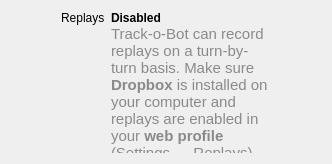
The window that src/ReplaysWidget.ui (stevschmid/track-o-bot) describes before a commit, drawn with Qt 5.
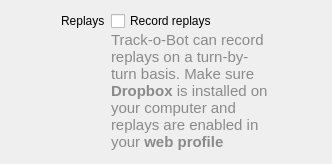
The same window after the commit.

The edit to the form file:
```diff
--- a/src/ReplaysWidget.ui
+++ b/src/ReplaysWidget.ui
@@ -109,15 +109,9 @@
       </widget>
      </item>
      <item row="0" column="1">
-      <widget class="QLabel" name="label_5">
-       <property name="font">
-        <font>
-         <weight>75</weight>
-         <bold>true</bold>
-        </font>
-       </property>
+      <widget class="QCheckBox" name="recordReplays">
        <property name="text">
-        <string>Disabled</string>
+        <string>Record replays</string>
        </property>
       </widget>
      </item>
```
Left out of the diff: 2 changed lines with no effect on the pictures.
